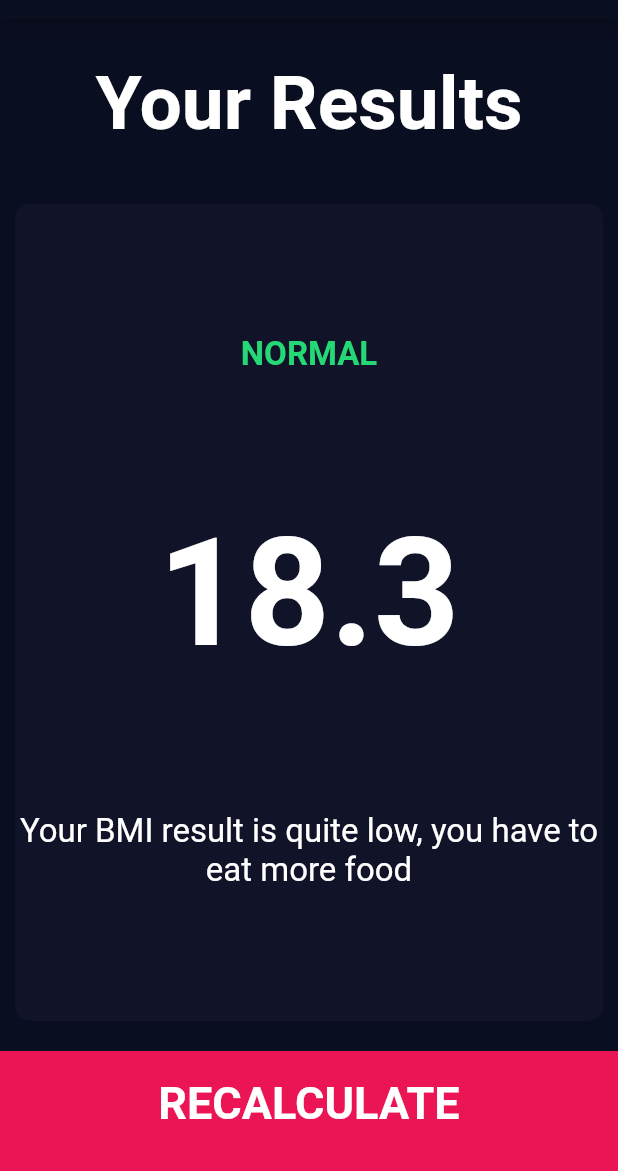
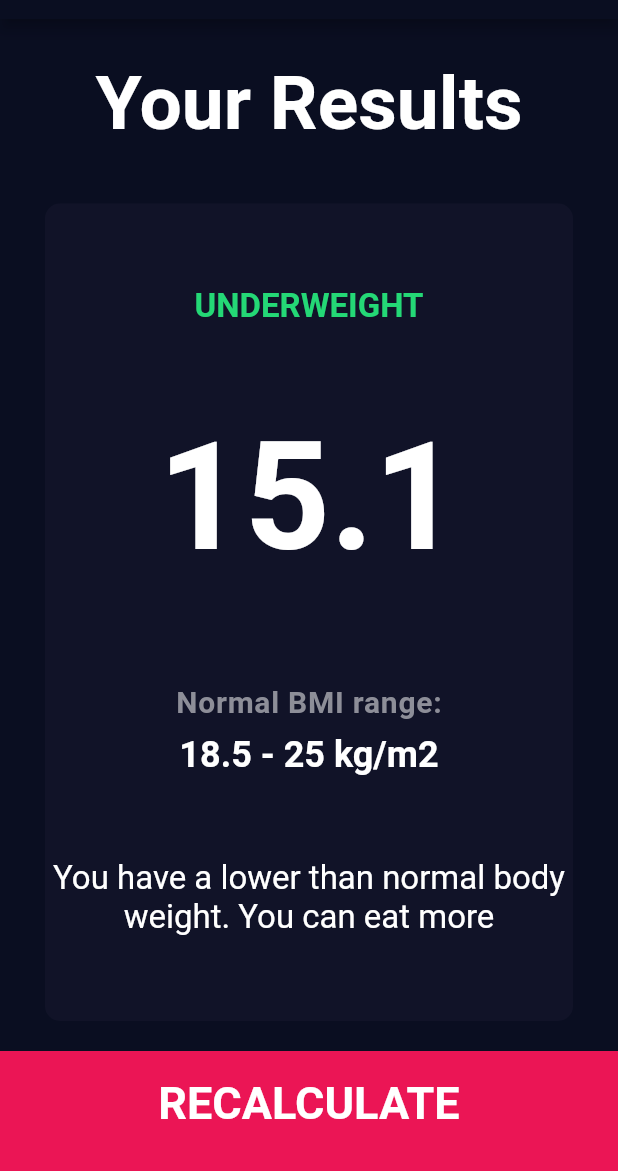
Before and after one commit to iambadu/flutter-bmi-app, a Flutter app: the screen it shows after launch, after a tap on "CALCULATE", on a phone screen of 412 x 824 dp, the part 65-1236 px from its top. Run offline on Flutter 3.47's test engine with Material 2 defaults, Android fonts, the phone set to English and light mode, and no system bars; our stand-ins replace font_awesome_flutter.

Commit message:
Minor Changes

```diff
--- a/lib/calculator.dart
+++ b/lib/calculator.dart
@@ -22,13 +22,14 @@ class CalculatorBrain {
     }
   } // getResult
 
+
   String getInterpretation() {
     if (_bmi >= 25) {
       return 'You have a higher than normal body weight. Try to exercise more';
     } else if (_bmi > 18.5) {
       return 'You have a normal body weight. Good job';
     } else {
-      return 'You have a loweer than normal body weight. You can eat more';
+      return 'You have a lower than normal body weight. You can eat more';
     }
   }
 } // CalculatorBrain class
--- a/lib/input_page.dart
+++ b/lib/input_page.dart
@@ -4,6 +4,7 @@ import 'icon_content.dart';
 import 'widgets.dart';
 import 'constants.dart';
 import 'result_page.dart';
+import 'calculator.dart';
 
 enum Gender { male, female }
 
@@ -191,8 +192,13 @@ class _InputPageState extends State<InputPage> {
             ),
           ),
           ButtomButton(text:'CALCULATE', onPress: () {
+           CalculatorBrain calc = CalculatorBrain(height: heightVal, weight: weightVal);
         Navigator.push(
-            context, MaterialPageRoute(builder: (context) => ResultsPage()));
+            context, MaterialPageRoute(builder: (context) => ResultsPage(
+              bmiResult: calc.calculateBMI() ,
+              resultText: calc.getResult() ,
+              interpretation: calc.getInterpretation() ,
+            )));
       },)
         ],
       ),
--- a/lib/result_page.dart
+++ b/lib/result_page.dart
@@ -3,6 +3,14 @@ import 'constants.dart';
 import 'widgets.dart';
 
 class ResultsPage extends StatelessWidget {
+  ResultsPage(
+      {@required this.bmiResult,
+      @required this.resultText,
+      @required this.interpretation});
+
+  final String bmiResult;
+  final String resultText;
+  final String interpretation;
   @override
   Widget build(BuildContext context) {
     return Scaffold(
@@ -24,6 +32,8 @@ class ResultsPage extends StatelessWidget {
               ),
             ),
             Expanded(
+              child: Container(
+                margin: EdgeInsets.symmetric(horizontal: 20.0),
                 child: ReusableCard(
                   colour: kActivCardbgColor,
                   cardChild: Column(
@@ -31,18 +41,33 @@ class ResultsPage extends StatelessWidget {
                     crossAxisAlignment: CrossAxisAlignment.center,
                     children: <Widget>[
                       Text(
-                      'NORMAL',
+                        resultText,
                         style: kResultTextStyle,
                       ),
                       Text(
-                      '18.3',
+                        bmiResult,
                         style: kResultNumber,
                       ),
+                      Column(children: <Widget>[
+                        Container(
+                            padding: EdgeInsets.all(10.0),
+                            child: Text(
+                              'Normal BMI range:',
+                              style: klabelTextStyle,
+                            )),
                         Text(
-                        'Your BMI result is quite low, you have to eat more food',
-                        textAlign: TextAlign.center,
-                        style: kBodyText),
+                          '18.5 - 25 kg/m2',
+                          style: TextStyle(
+                            color: Colors.white,
+                            fontSize: 24.0,
+                            fontWeight: FontWeight.bold,
+                          ),
+                        ),
+                      ]),
+                      Text(interpretation,
+                          textAlign: TextAlign.center, style: kBodyText),
                     ],
+                  ),
                 ),
               ),
               flex: 5,
```
Lines whose indentation alone changed are shown as unchanged.
